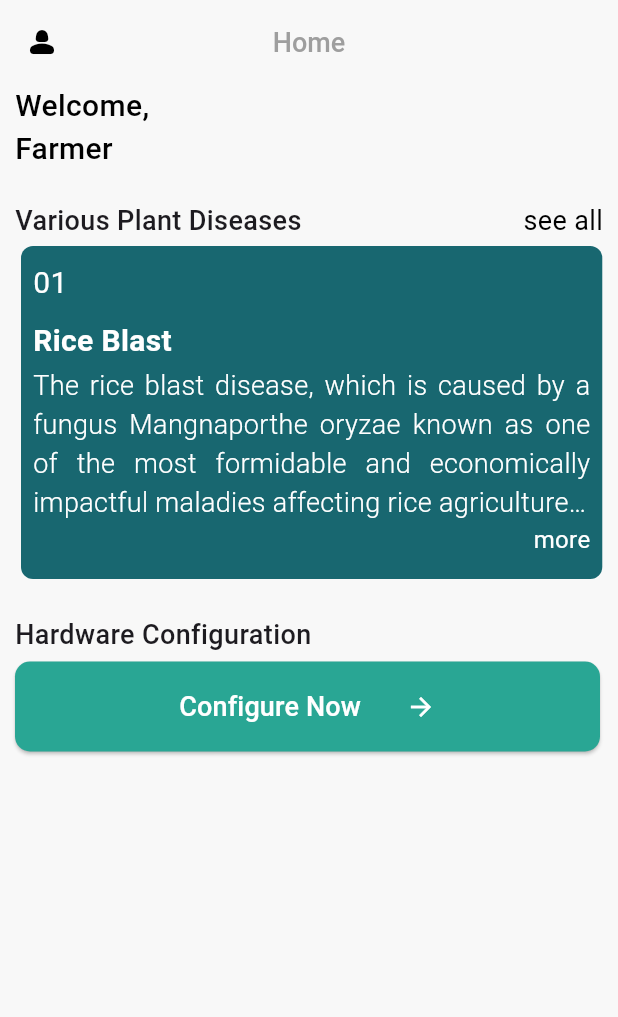
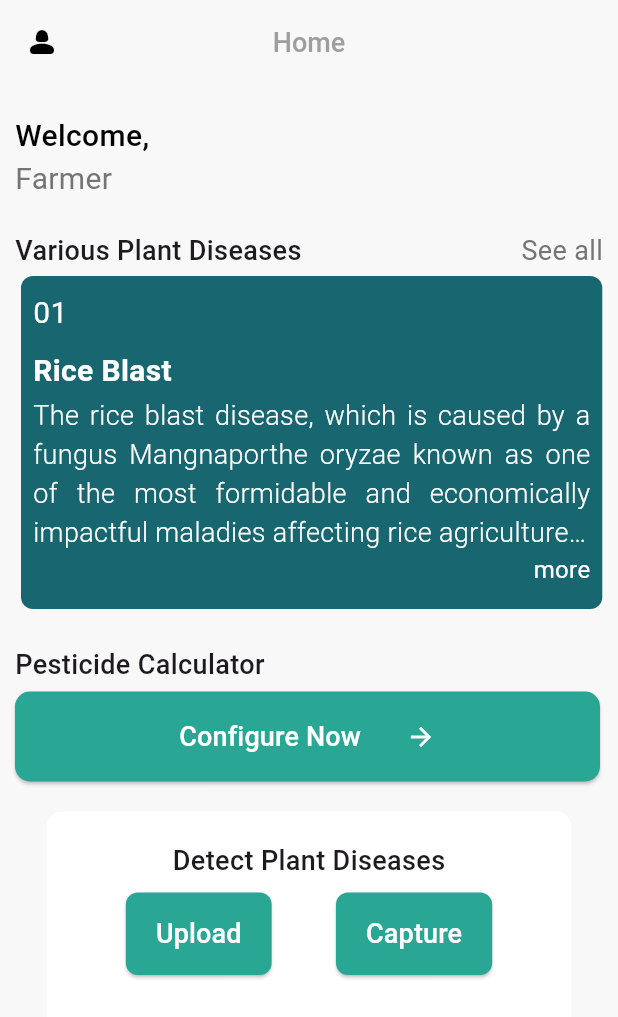
Before and after one commit to joelbiju/cropGuard, a Flutter app: the MyHome screen opened directly, on a phone screen of 412 x 824 dp. Shown: the top 1017 px of the screen. Run offline on Flutter 3.47's test engine with Material 3 defaults, Android fonts, the phone set to English and light mode, and no system bars; missing offline and left inert: sign_button.

Commit message:
homepage modified2

```diff
--- a/lib/main.dart
+++ b/lib/main.dart
@@ -19,7 +19,7 @@ class MyApp extends StatelessWidget {
   Widget build(BuildContext context) {
     return MaterialApp(
       debugShowCheckedModeBanner: false,
-      home: MyHome(),
+      home: WelcomePage(),
       );
   }
 
--- a/lib/pages/home_page.dart
+++ b/lib/pages/home_page.dart
@@ -2,11 +2,14 @@
 
 import 'package:crop_guard/pages/calculator_page.dart';
 import 'package:crop_guard/pages/disease_page.dart';
+import 'package:crop_guard/util/button_main.dart';
 import 'package:crop_guard/util/home_card.dart';
 import 'package:flutter/material.dart';
 
 class MyHome extends StatelessWidget {
-  const MyHome({super.key});
+
+  final String? firstName;
+  const MyHome({super.key, this.firstName});
 
   @override
   Widget build(BuildContext context) {
@@ -41,6 +44,8 @@ class MyHome extends StatelessWidget {
               padding: const EdgeInsets.symmetric(horizontal: 10),
               child: Column(
                 children: [
+
+                  SizedBox(height: 20,),
                   //welcome note
                   Row(
                   children: [
@@ -54,9 +59,9 @@ class MyHome extends StatelessWidget {
 
               Row(
                 children: [
-                  Text('Farmer', style: TextStyle(
-                  color: Colors.black,
-                  fontWeight:FontWeight.w500,
+                  Text(firstName ?? 'Farmer', style: TextStyle(
+                  color: Colors.grey[600],
+                  fontWeight:FontWeight.w400,
                   fontSize: 20)
                   ),
                 ],
@@ -86,9 +91,9 @@ class MyHome extends StatelessWidget {
                       child: Align(
                       alignment: Alignment.centerRight,
                       child: Text(
-                        'see all',
+                        'See all',
                         style: TextStyle(
-                        color: Colors.black,
+                        color: Colors.grey[600],
                         fontSize: 18,
                         fontWeight: FontWeight.w400,
                         ),
@@ -136,7 +141,7 @@ class MyHome extends StatelessWidget {
 
               Row(
                 children: [
-                  Text('Hardware Configuration',
+                  Text('Pesticide Calculator',
                       style: TextStyle(
                         fontWeight: FontWeight.w500,
                         fontSize: 18
@@ -145,13 +150,13 @@ class MyHome extends StatelessWidget {
               ),
               SizedBox(height: 5,),
 
-              //hardwaree configuration button
+              //pesticide configuration button
               Row(
                 children: [
 
                   ElevatedButton(
                     onPressed: (){
-                      // Navigate to disease page
+                      // Navigate to calculator page
                       Navigator.push(
                       context,
                       MaterialPageRoute(builder: (context) => Calculate()),);
@@ -183,6 +188,46 @@ class MyHome extends StatelessWidget {
 
                 ],
               ),
+              SizedBox(height: 20,),
+
+              //image upload button
+
+              Container(
+                padding: EdgeInsets.symmetric(horizontal: 10, vertical: 20),
+                width: 350,
+                height: 150,
+                decoration: BoxDecoration(
+                  color: Colors.white,
+                  borderRadius: BorderRadius.circular(10),
+                ),
+
+                child: Column(
+                  children: [
+                    Text('Detect Plant Diseases', style: TextStyle(
+                      fontWeight: FontWeight.w500,
+                      fontSize: 18
+                    ),),
+
+                    SizedBox(height: 8,),
+                    Row(
+                      mainAxisAlignment: MainAxisAlignment.spaceEvenly,
+                      children: [
+                        //upload image
+
+                        Actbutton(
+                          btntext: 'Upload',
+                          onpressed: (){}),
+
+                        //capture image
+                        Actbutton(
+                          btntext: 'Capture',
+                          onpressed: (){}),
+                      ],
+                    ),
+                  ],
+                ),
+              ),
+
             ],
           ),
             ),
```
